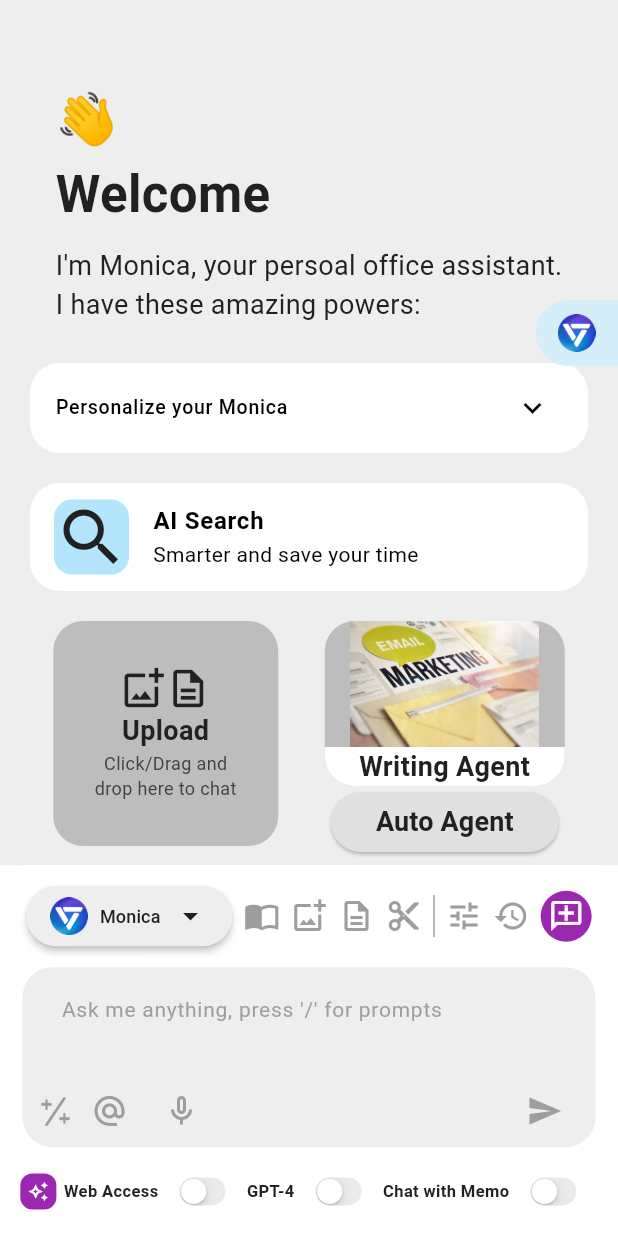
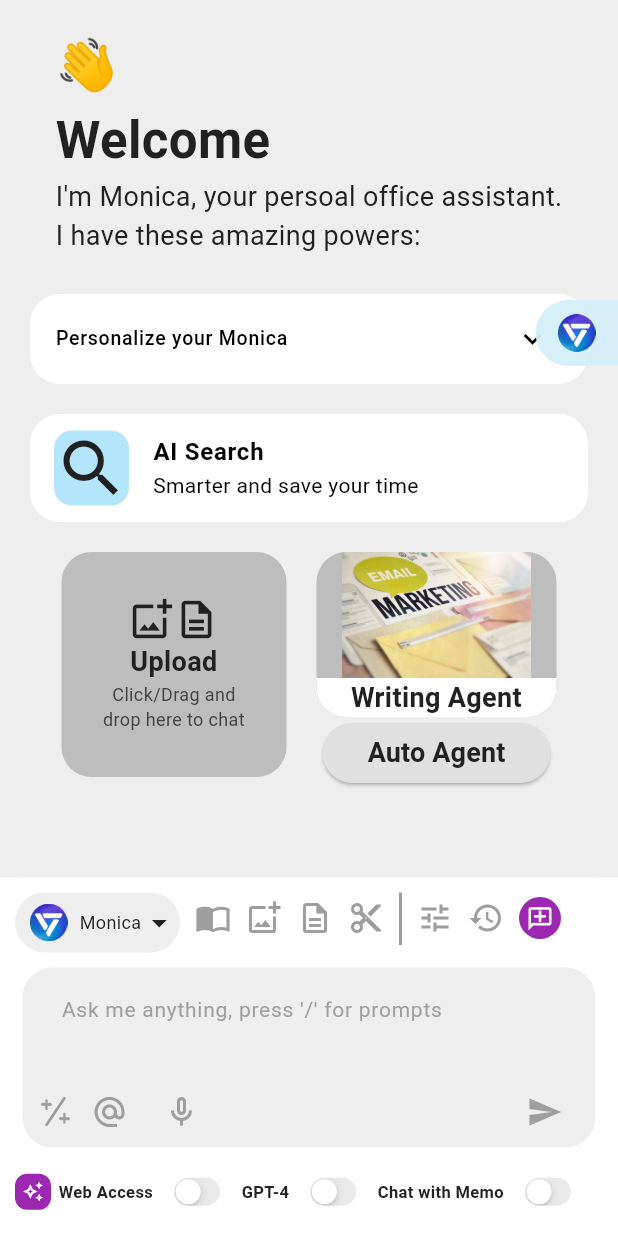
Before and after one commit to korrotta/New-Jarvis, a Flutter app: the screen it shows after launch, on a phone screen of 412 x 824 dp. Run offline on Flutter 3.47's test engine with Material 3 defaults, Android fonts, the phone set to English and light mode, and no system bars.

Commit message:
Fix scaling

```diff
--- a/newjarvis/lib/components/ai_model_selection_section.dart
+++ b/newjarvis/lib/components/ai_model_selection_section.dart
@@ -15,28 +15,30 @@ class AiModelSelectionSection extends StatelessWidget {
 
   @override
   Widget build(BuildContext context) {
-    return IntrinsicHeight(
-      child: Row(
-        mainAxisAlignment: MainAxisAlignment.spaceEvenly,
+    return Wrap(
+      direction: Axis.horizontal,
+      runAlignment: WrapAlignment.start,
+      spacing: 10,
+      runSpacing: 10,
+      alignment: WrapAlignment.start,
       children: [
         // AI Model Selection
-          MaterialButton(
-              height: 40,
-              onPressed: () {
-                _showModelBottomSheet(
+        GestureDetector(
+          onTap: () => _showModelBottomSheet(
             context,
             selectedModel,
             aiModels,
             filters,
-                  aiModels.indexWhere(
-                    (element) => element.name == selectedModel,
+            0,
           ),
-                );
-              },
-              shape: RoundedRectangleBorder(
+          child: Container(
+            height: 40,
+            width: 110,
+            padding: const EdgeInsets.only(left: 10),
+            decoration: BoxDecoration(
+              color: Theme.of(context).colorScheme.secondary,
               borderRadius: BorderRadius.circular(20),
             ),
-              color: Theme.of(context).colorScheme.secondary,
             child: Row(
               children: [
                 Image.asset(
@@ -46,7 +48,7 @@ class AiModelSelectionSection extends StatelessWidget {
                   height: 25,
                 ),
                 Padding(
-                    padding: const EdgeInsets.symmetric(horizontal: 8.0),
+                  padding: const EdgeInsets.only(left: 8.0),
                   child: Text(
                     selectedModel,
                     style: TextStyle(
@@ -60,42 +62,60 @@ class AiModelSelectionSection extends StatelessWidget {
                   color: Theme.of(context).colorScheme.inversePrimary,
                 ),
               ],
-              )),
+            ),
+          ),
+        ),
 
         // Icons
-          Icon(
+        Container(
+          padding: const EdgeInsets.symmetric(vertical: 5),
+          child: Icon(
             Icons.import_contacts_outlined,
             color: Theme.of(context).colorScheme.primary,
           ),
-          Icon(
+        ),
+        Container(
+          padding: const EdgeInsets.symmetric(vertical: 5),
+          child: Icon(
             Icons.add_photo_alternate_outlined,
             color: Theme.of(context).colorScheme.primary,
           ),
-          Icon(
+        ),
+        Container(
+          padding: const EdgeInsets.symmetric(vertical: 5),
+          child: Icon(
             Icons.description_outlined,
             color: Theme.of(context).colorScheme.primary,
           ),
-          Icon(
+        ),
+        Container(
+          padding: const EdgeInsets.symmetric(vertical: 5),
+          child: Icon(
             Icons.cut_outlined,
             color: Theme.of(context).colorScheme.primary,
           ),
-          Padding(
-            padding: const EdgeInsets.symmetric(vertical: 10),
-            child: VerticalDivider(
+        ),
+        Container(
           color: Theme.of(context).colorScheme.primary,
-              thickness: 1,
-              width: 1,
+          height: 35,
+          width: 2,
         ),
-          ),
-          Icon(
+        Container(
+          padding: const EdgeInsets.symmetric(vertical: 5),
+          child: Icon(
             Icons.tune_outlined,
             color: Theme.of(context).colorScheme.primary,
           ),
-          Icon(
+        ),
+        Container(
+          padding: const EdgeInsets.symmetric(vertical: 5),
+          child: Icon(
             Icons.history_outlined,
             color: Theme.of(context).colorScheme.primary,
           ),
+        ),
         Container(
+          margin: const EdgeInsets.only(top: 3),
           padding: const EdgeInsets.all(5),
           decoration: BoxDecoration(
             color: Colors.purple,
@@ -106,12 +126,12 @@ class AiModelSelectionSection extends StatelessWidget {
             transform: Matrix4.rotationY(3.14),
             child: Icon(
               Icons.add_comment_outlined,
+              size: 18,
               color: Theme.of(context).colorScheme.tertiary,
             ),
           ),
         ),
       ],
-      ),
     );
   }
 }
--- a/newjarvis/lib/components/bottom_nav_section.dart
+++ b/newjarvis/lib/components/bottom_nav_section.dart
@@ -27,8 +27,8 @@ class BottomNavSection extends StatelessWidget {
 
   @override
   Widget build(BuildContext context) {
-    return Container(
-      height: MediaQuery.of(context).size.height * 0.3,
+    return Flexible(
+      child: Container(
         clipBehavior: Clip.antiAlias,
         padding: const EdgeInsets.all(10),
         decoration: BoxDecoration(
@@ -36,9 +36,11 @@ class BottomNavSection extends StatelessWidget {
           borderRadius: BorderRadius.circular(15),
         ),
         child: Wrap(
+          direction: Axis.horizontal,
+          runAlignment: WrapAlignment.start,
           spacing: 10,
           runSpacing: 10,
-        alignment: WrapAlignment.spaceEvenly,
+          alignment: WrapAlignment.start,
           children: [
             // AI Model Selection
             AiModelSelectionSection(
@@ -54,6 +56,7 @@ class BottomNavSection extends StatelessWidget {
             const BottomSwitchSection(),
           ],
         ),
+      ),
     );
   }
 }
--- a/newjarvis/lib/components/chat_input_section.dart
+++ b/newjarvis/lib/components/chat_input_section.dart
@@ -6,7 +6,9 @@ class ChatInputSection extends StatelessWidget {
 
   @override
   Widget build(BuildContext context) {
-    return Padding(
+    return Flexible(
+      fit: FlexFit.tight,
+      child: Padding(
         padding: const EdgeInsets.symmetric(horizontal: 5.0),
         child: Row(
           children: [
@@ -83,6 +85,7 @@ class ChatInputSection extends StatelessWidget {
             ),
           ],
         ),
+      ),
     );
   }
 }
--- /dev/null
+++ b/newjarvis/lib/components/route_controller.dart
@@ -0,0 +1,191 @@
+import 'package:flutter/material.dart';
+import 'package:newjarvis/pages/chat_page.dart';
+import 'package:newjarvis/pages/device_page.dart';
+import 'package:newjarvis/pages/help_page.dart';
+import 'package:newjarvis/pages/home_page.dart';
+import 'package:newjarvis/pages/memo_page.dart';
+import 'package:newjarvis/pages/read_page.dart';
+import 'package:newjarvis/pages/screen_art.dart';
+import 'package:newjarvis/pages/search_page.dart';
+import 'package:newjarvis/pages/settings_page.dart';
+import 'package:newjarvis/pages/toolkit_page.dart';
+import 'package:newjarvis/pages/translate_page.dart';
+import 'package:newjarvis/pages/write_page.dart';
+import 'package:newjarvis/pages/voucher_page.dart';
+
+class RouteController {
+  static final GlobalKey<NavigatorState> navigatorKey =
+      GlobalKey<NavigatorState>();
+
+  static const String home = '/';
+  static const String chat = '/chat';
+  static const String read = '/read';
+  static const String search = '/search';
+  static const String write = '/write';
+  static const String translate = '/translate';
+  static const String screenArt = '/screenArt';
+  static const String toolkit = '/toolkit';
+  static const String memo = '/memo';
+  static const String devices = '/devices';
+  static const String help = '/help';
+  static const String setting = '/setting';
+  static const String voucher = '/voucher';
+
+  static Route<dynamic> generateRoute(RouteSettings settings) {
+    switch (settings.name) {
+      case home:
+        return MaterialPageRoute(builder: (_) => const HomePage());
+      case chat:
+        return MaterialPageRoute(builder: (_) => const ChatPage());
+      case read:
+        return MaterialPageRoute(builder: (_) => const ReadPage());
+      case search:
+        return MaterialPageRoute(builder: (_) => const SearchPage());
+      case write:
+        return MaterialPageRoute(builder: (_) => const WritePage());
+      case translate:
+        return MaterialPageRoute(builder: (_) => const TranslatePage());
+      case screenArt:
+        return MaterialPageRoute(builder: (_) => const ScreenArt());
+      case toolkit:
+        return MaterialPageRoute(builder: (_) => const ToolkitPage());
+      case memo:
+        return MaterialPageRoute(builder: (_) => const MemoPage());
+      case devices:
+        return MaterialPageRoute(builder: (_) => const DevicePage());
+      case help:
+        return MaterialPageRoute(builder: (_) => const HelpPage());
+      case setting:
+        return MaterialPageRoute(builder: (_) => const SettingsPage());
+      case voucher:
+        return MaterialPageRoute(builder: (_) => const VoucherPage());
+      default:
+        return MaterialPageRoute(builder: (_) => const HomePage());
+    }
+  }
+
+  static void navigateTo(int index) {
+    switch (index) {
+      case 0:
+        navigatorKey.currentState?.pushNamed(chat);
+        break;
+      case 1:
+        navigatorKey.currentState?.pushNamed(read);
+        break;
+      case 2:
+        navigatorKey.currentState?.pushNamed(search);
+        break;
+      case 3:
+        navigatorKey.currentState?.pushNamed(write);
+        break;
+      case 4:
+        navigatorKey.currentState?.pushNamed(translate);
+        break;
+      case 5:
+        navigatorKey.currentState?.pushNamed(screenArt);
+        break;
+      case 6:
+        navigatorKey.currentState?.pushNamed(toolkit);
+        break;
+      case 7:
+        navigatorKey.currentState?.pushNamed(memo);
+        break;
+      case 8:
+        navigatorKey.currentState?.pushNamed(devices);
+        break;
+      case 9:
+        navigatorKey.currentState?.pushNamed(help);
+        break;
+      case 10:
+        navigatorKey.currentState?.pushNamed(setting);
+        break;
+      case 11:
+        navigatorKey.currentState?.pushNamed(voucher);
+        break;
+      default:
+        navigatorKey.currentState?.pushNamed(home);
+        break;
+    }
+  }
+
+  static Map<String, WidgetBuilder> getRoutes() {
+    return {
+      home: (context) => const HomePage(),
+      chat: (context) => const ChatPage(),
+      read: (context) => const ReadPage(),
+      search: (context) => const SearchPage(),
+      write: (context) => const WritePage(),
+      translate: (context) => const TranslatePage(),
+      screenArt: (context) => const ScreenArt(),
+      toolkit: (context) => const ToolkitPage(),
+      memo: (context) => const MemoPage(),
+      devices: (context) => const DevicePage(),
+      help: (context) => const HelpPage(),
+      setting: (context) => const SettingsPage(),
+      voucher: (context) => const VoucherPage(),
+    };
+  }
+
+  static List<Map<String, dynamic>> sideBarItems = [
+    {
+      'icon': Icons.chat_bubble_rounded,
+      'label': 'Chat',
+      'route': chat,
+    },
+    {
+      'icon': Icons.menu_book_outlined,
+      'label': 'Read',
+      'route': read,
+    },
+    {
+      'icon': Icons.search_outlined,
+      'label': 'Search',
+      'route': search,
+    },
+    {
+      'icon': Icons.edit_outlined,
+      'label': 'Write',
+      'route': write,
+    },
+    {
+      'icon': Icons.translate_outlined,
+      'label': 'Translate',
+      'route': translate,
+    },
+    {
+      'icon': Icons.brush_outlined,
+      'label': 'Art',
+      'route': screenArt,
+    },
+    {
+      'icon': Icons.home_repair_service_outlined,
+      'label': 'Toolkit',
+      'route': toolkit,
+    },
+    {
+      'icon': Icons.bookmark_add_outlined,
+      'label': 'Memo',
+      'route': memo,
+    },
+    {
+      'icon': Icons.devices_outlined,
+      'label': 'Devices',
+      'route': devices,
+    },
+    {
+      'icon': Icons.help_outline,
+      'label': 'Question - Ask',
+      'route': help,
+    },
+    {
+      'icon': Icons.settings_outlined,
+      'label': 'Settings',
+      'route': setting,
+    },
+    {
+      'icon': Icons.card_giftcard_outlined,
+      'label': 'Voucher - Gift',
+      'route': voucher,
+    },
+  ];
+}
--- a/newjarvis/lib/main.dart
+++ b/newjarvis/lib/main.dart
@@ -1,5 +1,5 @@
 import 'package:flutter/material.dart';
-import 'package:newjarvis/pages/home_page.dart';
+import 'package:newjarvis/components/route_controller.dart';
 import 'package:newjarvis/themes/light_theme.dart';
 
 void main() {
@@ -12,9 +12,12 @@ class MyApp extends StatelessWidget {
   @override
   Widget build(BuildContext context) {
     return MaterialApp(
+      title: 'New Jarvis',
       debugShowCheckedModeBanner: false,
       theme: lightTheme,
-      home: const SafeArea(child: Scaffold(body: HomePage())),
+      navigatorKey: RouteController.navigatorKey,
+      initialRoute: RouteController.home,
+      onGenerateRoute: RouteController.generateRoute,
     );
   }
 }
--- a/newjarvis/lib/pages/chat_page.dart
+++ b/newjarvis/lib/pages/chat_page.dart
@@ -15,6 +15,9 @@ class ChatPage extends StatefulWidget {
 
 class _ChatPageState extends State<ChatPage> {
   late String selectedModel;
+  bool isExpanded = false;
+  bool isSidebarVisible = false;
+  double dragOffset = 200.0;
 
   final List<AIModel> aiModels = [
     AIModel(name: 'Monica'),
@@ -33,12 +36,23 @@ class _ChatPageState extends State<ChatPage> {
   ];
 
   @override
+  void initState() {
+    super.initState();
+    // Set Default AI Model to the first model in the list
+    selectedModel = aiModels[0].name;
+  }
+
+  @override
   Widget build(BuildContext context) {
     return Scaffold(
       // Monica Chat Section
       body: Container(
+        padding: const EdgeInsets.only(top: 20),
         height: double.infinity,
         color: Theme.of(context).colorScheme.secondary,
+        child: Column(
+          children: [
+            Expanded(
               child: SingleChildScrollView(
                 scrollDirection: Axis.vertical,
                 child: Padding(
@@ -62,9 +76,11 @@ class _ChatPageState extends State<ChatPage> {
                       // SizedBox
                       const SizedBox(height: 20),
 
-                Row(
-                  crossAxisAlignment: CrossAxisAlignment.start,
-                  mainAxisAlignment: MainAxisAlignment.spaceAround,
+                      Wrap(
+                        direction: Axis.horizontal,
+                        alignment: WrapAlignment.center,
+                        runAlignment: WrapAlignment.start,
+                        spacing: 20,
                         children: [
                           // Upload Section
                           const UploadSection(),
@@ -87,9 +103,9 @@ class _ChatPageState extends State<ChatPage> {
                 ),
               ),
             ),
-
-      // Set Default AI Model to the first model in the list
-      restorationId: selectedModel = aiModels[0].name,
+          ],
+        ),
+      ),
 
       // Bottom Navigation Bar
       bottomNavigationBar: BottomNavSection(
@@ -100,10 +116,11 @@ class _ChatPageState extends State<ChatPage> {
     );
   }
 
-  Column welcomeSection(BuildContext context) {
-    return Column(
-      mainAxisAlignment: MainAxisAlignment.start,
-      crossAxisAlignment: CrossAxisAlignment.start,
+  Wrap welcomeSection(BuildContext context) {
+    return Wrap(
+      direction: Axis.horizontal,
+      alignment: WrapAlignment.start,
+      runAlignment: WrapAlignment.start,
       children: [
         Text(
           // Emoji
--- a/newjarvis/lib/pages/home_page.dart
+++ b/newjarvis/lib/pages/home_page.dart
@@ -1,8 +1,18 @@
 import 'package:flutter/material.dart';
 import 'package:newjarvis/components/floating_button.dart';
+import 'package:newjarvis/components/route_controller.dart';
 import 'package:newjarvis/components/side_bar.dart';
 import 'package:newjarvis/pages/chat_page.dart';
+import 'package:newjarvis/pages/device_page.dart';
+import 'package:newjarvis/pages/help_page.dart';
+import 'package:newjarvis/pages/memo_page.dart';
 import 'package:newjarvis/pages/screen_art.dart';
+import 'package:newjarvis/pages/search_page.dart';
+import 'package:newjarvis/pages/settings_page.dart';
+import 'package:newjarvis/pages/toolkit_page.dart';
+import 'package:newjarvis/pages/translate_page.dart';
+import 'package:newjarvis/pages/voucher_page.dart';
+import 'package:newjarvis/pages/write_page.dart';
 
 class HomePage extends StatefulWidget {
   const HomePage({super.key});
@@ -23,27 +33,27 @@ class _HomePageState extends State<HomePage> {
       case 0:
         return const ChatPage(); // Chat Page
       case 1:
-        return const Center(child: Text("Read Page")); // Read Page
+        return const ChatPage(); // Read Page
       case 2:
-        return const Center(child: Text("Search Page")); // Search Page
+        return const SearchPage(); // Search Page
       case 3:
-        return const Center(child: Text("Write Page")); // Write Page
+        return const WritePage(); // Write Page
       case 4:
-        return const Center(child: Text("Translate Page")); // Translate Page
+        return const TranslatePage(); // Translate Page
       case 5:
         return const ScreenArt(); // Art Page
       case 6:
-        return const Center(child: Text("Toolkit Page")); // Toolkit Page
+        return const ToolkitPage(); // Toolkit Page
       case 7:
-        return const Center(child: Text("Memo Page")); // Memo Page
+        return const MemoPage(); // Memo Page
       case 8:
-        return const Center(child: Text("Devices Page")); // Devices Page
+        return const DevicePage(); // Devices Page
       case 9:
-        return const Center(child: Text("Question Page")); // Question Page
+        return const HelpPage(); // Question Page
       case 10:
-        return const Center(child: Text("Settings Page")); // Settings Page
+        return const SettingsPage(); // Settings Page
       case 11:
-        return const Center(child: Text("Voucher Page")); // Voucher Page
+        return const VoucherPage(); // Voucher Page
       default:
         return const HomePage(); // Home Page
     }
@@ -51,24 +61,20 @@ class _HomePageState extends State<HomePage> {
 
   @override
   Widget build(BuildContext context) {
-    return Stack(
+    return SafeArea(
+      child: Stack(
         children: [
-        // Main content
+          // Main Content
           AnimatedContainer(
             duration: const Duration(milliseconds: 300),
             margin: EdgeInsets.only(
               right: isSidebarVisible ? (isExpanded ? 180 : 98) : 0,
             ),
             child: Scaffold(
-            appBar: AppBar(
-              backgroundColor: Theme.of(context).colorScheme.secondary,
-              elevation: 0,
-            ),
-            body: _getScreenContent(), // Nội dung thay đổi ở đây
+              body: _getScreenContent(),
             ),
           ),
 
-        // Sidebar
           if (isSidebarVisible)
             Positioned(
               top: 0,
@@ -89,11 +95,9 @@ class _HomePageState extends State<HomePage> {
                   });
                 },
                 onClose: () {
-                setState(
-                  () {
+                  setState(() {
                     isSidebarVisible = false;
-                  },
-                );
+                  });
                 },
               ),
             ),
@@ -122,6 +126,7 @@ class _HomePageState extends State<HomePage> {
               },
             ),
         ],
+      ),
     );
   }
 }
```
Also changed, not shown: newjarvis/lib/pages/device_page.dart (added, +10 -0 lines), newjarvis/lib/pages/help_page.dart (added, +10 -0 lines), newjarvis/lib/pages/memo_page.dart (added, +10 -0 lines), newjarvis/lib/pages/read_page.dart (+20 -2 lines), newjarvis/lib/pages/search_page.dart (added, +15 -0 lines), newjarvis/lib/pages/settings_page.dart (added, +10 -0 lines), newjarvis/lib/pages/toolkit_page.dart (added, +10 -0 lines), newjarvis/lib/pages/translate_page.dart (added, +15 -0 lines), newjarvis/lib/pages/voucher_page.dart (added, +10 -0 lines), newjarvis/lib/pages/write_page.dart (added, +15 -0 lines). Lines whose indentation alone changed are shown as unchanged.
